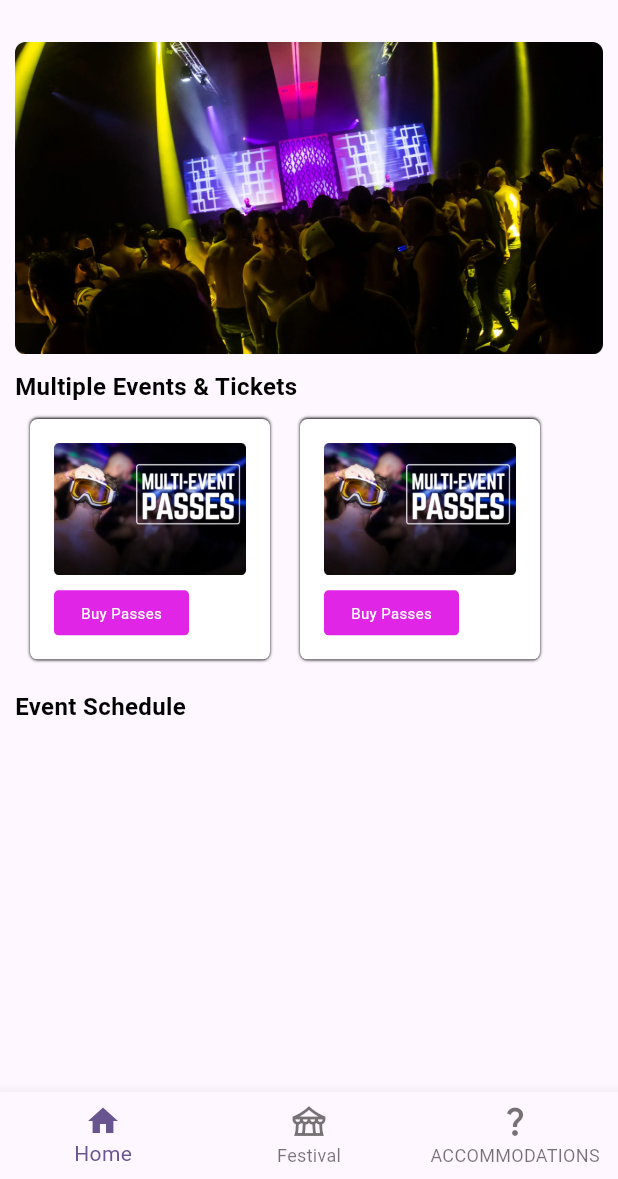
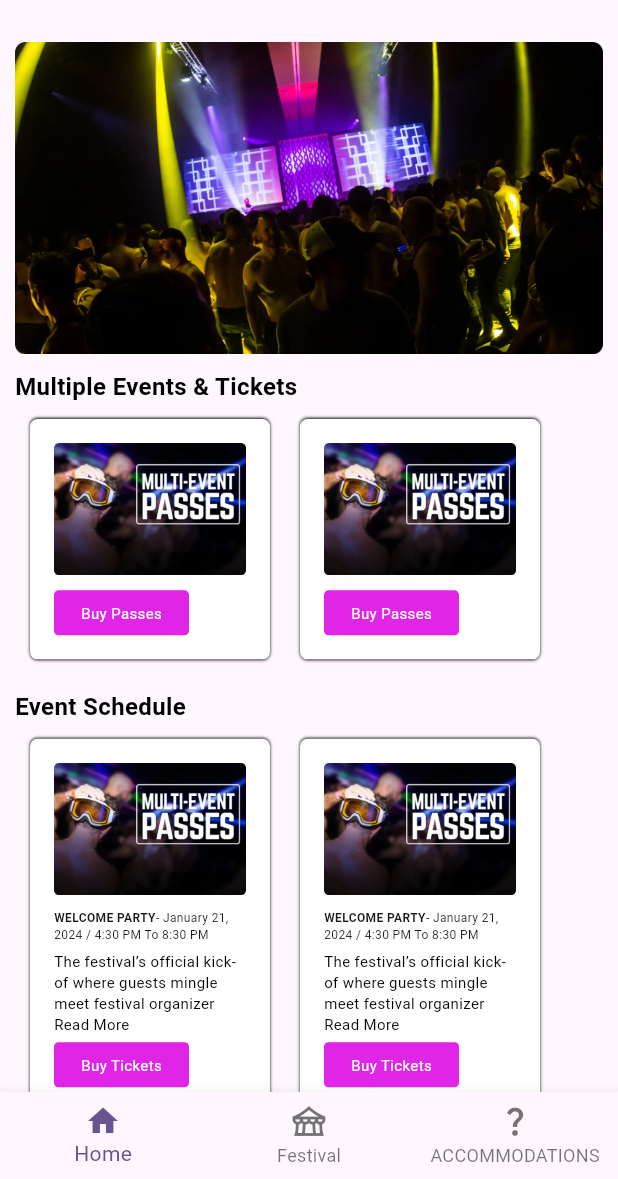
Before and after one commit to DevenAndroid/whistlerpride, a Flutter app: the WhistlerPrideEventsScreen screen opened directly, on a phone screen of 412 x 824 dp, the part 57-1236 px from its top. Run offline on Flutter 3.47's test engine with Material 3 defaults, Android fonts, the phone set to English and light mode, and no system bars; our stand-ins replace get.

Commit message:
By manish 14-01-2024

```diff
--- a/lib/whistler_Pride_Events_screen.dart
+++ b/lib/whistler_Pride_Events_screen.dart
@@ -3,6 +3,7 @@ import 'package:flutter/material.dart';
 import 'package:flutter/painting.dart';
 import 'package:flutter/widgets.dart';
 import 'package:get/get.dart';
+import 'package:whistlerpride/parade_and_Community_Day_screen.dart';
 
 class WhistlerPrideEventsScreen extends StatefulWidget {
   const WhistlerPrideEventsScreen({super.key});
@@ -68,7 +69,7 @@ class _WhistlerPrideEventsScreenState extends State<WhistlerPrideEventsScreen> {
                     decoration: BoxDecoration(
                         color: Colors.white,
                         borderRadius: BorderRadius.circular(5),
-                        boxShadow: [BoxShadow(blurRadius: 1)]),
+                        boxShadow: [const BoxShadow(blurRadius: 1)]),
                     child: Column(
                       crossAxisAlignment: CrossAxisAlignment.start,
                       children: [
@@ -79,7 +80,7 @@ class _WhistlerPrideEventsScreenState extends State<WhistlerPrideEventsScreen> {
                             fit: BoxFit.cover,
                           ),
                         ),
-                        SizedBox(height: 10,),
+                        const SizedBox(height: 10,),
                         Container(
                           height: 30,
                           width: 90,
@@ -87,11 +88,16 @@ class _WhistlerPrideEventsScreenState extends State<WhistlerPrideEventsScreen> {
                             color: const Color(0xffE025E7),
 
                           ),
-                          child: const Center(
-                              child: Text(
-                                'Buy Passes',
-                                style: TextStyle(
-                                    fontSize: 10, color: Colors.white),
+                          child: Center(
+                              child: InkWell(
+                                onTap: (){
+                                  Get.to(const ParadeandCommunityDayScreen());
+                                },
+                                child: const Text(
+                                  'Buy Passes',
+                                  style: TextStyle(
+                                      fontSize: 10, color: Colors.white),
+                                ),
                               )),
                         ),
                       ],
@@ -105,7 +111,7 @@ class _WhistlerPrideEventsScreenState extends State<WhistlerPrideEventsScreen> {
                     decoration: BoxDecoration(
                         color: Colors.white,
                         borderRadius: BorderRadius.circular(5),
-                        boxShadow: [BoxShadow(blurRadius: 1)]),
+                        boxShadow: [const BoxShadow(blurRadius: 1)]),
                     child: Column(
                       crossAxisAlignment: CrossAxisAlignment.start,
                       children: [
@@ -116,7 +122,7 @@ class _WhistlerPrideEventsScreenState extends State<WhistlerPrideEventsScreen> {
                             fit: BoxFit.cover,
                           ),
                         ),
-                        SizedBox(height: 10,),
+                        const SizedBox(height: 10,),
                         Container(
                           height: 30,
                           width: 90,
@@ -136,10 +142,10 @@ class _WhistlerPrideEventsScreenState extends State<WhistlerPrideEventsScreen> {
                   ),
                 ],
               ),
-              SizedBox(height: 10,),
-              Row(
+              const SizedBox(height: 10,),
+              const Row(
                 children: [
-                  const Text(
+                  Text(
                     'Event Schedule',
                     style: TextStyle(
                         color: Colors.black,
@@ -148,7 +154,123 @@ class _WhistlerPrideEventsScreenState extends State<WhistlerPrideEventsScreen> {
                   ),
 
                 ],
-              )
+              ),
+              Row(
+                children: [
+                  Container(
+                    width: 160,
+                    padding: const EdgeInsets.all(16.0),
+                    margin: const EdgeInsets.all(10),
+                    decoration: BoxDecoration(
+                        color: Colors.white,
+                        borderRadius: BorderRadius.circular(5),
+                        boxShadow: [const BoxShadow(blurRadius: 1)]),
+                    child: Column(
+                      crossAxisAlignment: CrossAxisAlignment.start,
+                      children: [
+                        // Left side: Image
+                        Container(
+                          child: Image.asset(
+                            'assets/images/passes.png',
+                            fit: BoxFit.cover,
+                          ),
+                        ),
+                        const SizedBox(height: 10,),
+                        const Text.rich(
+                          TextSpan(
+                            children: [
+                              TextSpan(
+                                text: 'WELCOME PARTY',
+                                style: TextStyle(fontWeight: FontWeight.bold,fontSize: 8),
+                              ),
+                              TextSpan(text: '- January 21, 2024 / 4:30 PM To 8:30 PM',style: TextStyle(fontSize: 8)),
+                            ],
+                          ),
+                        ),
+                        const SizedBox(height: 5,),
+                        const Text(
+                          'The festival’s official kick-of where guests mingle meet festival organizer Read More',
+                          style: TextStyle(
+                              color: Colors.black,
+                              fontSize: 10),
+                        ),
+                        const SizedBox(height: 5,),
+
+                        Container(
+                          height: 30,
+                          width: 90,
+                          decoration: BoxDecoration(borderRadius: BorderRadius.circular(3),
+                            color: const Color(0xffE025E7),
+
+                          ),
+                          child: const Center(
+                              child: Text(
+                                'Buy Tickets',
+                                style: TextStyle(
+                                    fontSize: 10, color: Colors.white),
+                              )),
+                        ),
+                      ],
+                    ),
+                  ),
+                  Container(
+                    width: 160,
+                    padding: const EdgeInsets.all(16.0),
+                    margin: const EdgeInsets.all(10),
+                    decoration: BoxDecoration(
+                        color: Colors.white,
+                        borderRadius: BorderRadius.circular(5),
+                        boxShadow: [const BoxShadow(blurRadius: 1)]),
+                    child: Column(
+                      crossAxisAlignment: CrossAxisAlignment.start,
+                      children: [
+                        // Left side: Image
+                        Container(
+                          child: Image.asset(
+                            'assets/images/passes.png',
+                            fit: BoxFit.cover,
+                          ),
+                        ),
+                        const SizedBox(height: 10,),
+                        const Text.rich(
+                          TextSpan(
+                            children: [
+                              TextSpan(
+                                text: 'WELCOME PARTY',
+                                style: TextStyle(fontWeight: FontWeight.bold,fontSize: 8),
+                              ),
+                              TextSpan(text: '- January 21, 2024 / 4:30 PM To 8:30 PM',style: TextStyle(fontSize: 8)),
+                            ],
+                          ),
+                        ),
+                        const SizedBox(height: 5,),
+                        const Text(
+                          'The festival’s official kick-of where guests mingle meet festival organizer Read More',
+                          style: TextStyle(
+                              color: Colors.black,
+                              fontSize: 10),
+                        ),
+                        const SizedBox(height: 5,),
+
+                        Container(
+                          height: 30,
+                          width: 90,
+                          decoration: BoxDecoration(borderRadius: BorderRadius.circular(3),
+                            color: const Color(0xffE025E7),
+
+                          ),
+                          child: const Center(
+                              child: Text(
+                                'Buy Tickets',
+                                style: TextStyle(
+                                    fontSize: 10, color: Colors.white),
+                              )),
+                        ),
+                      ],
+                    ),
+                  ),
+                ],
+              ),
             ],
           ),
         ),
```
Also changed, not shown: lib/CharitySkiRace_screen.dart (added, +65 -0 lines), lib/parade_and_Community_Day_screen.dart (added, +206 -0 lines).
